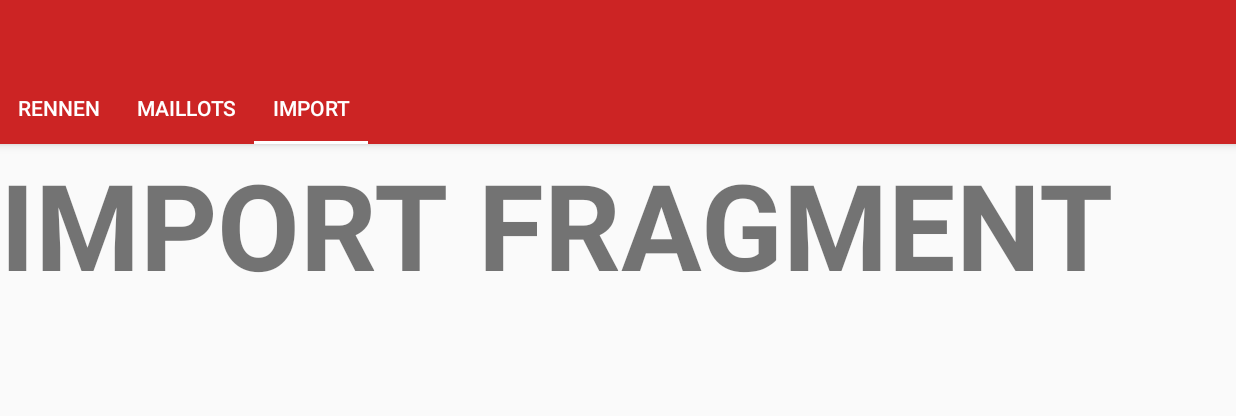
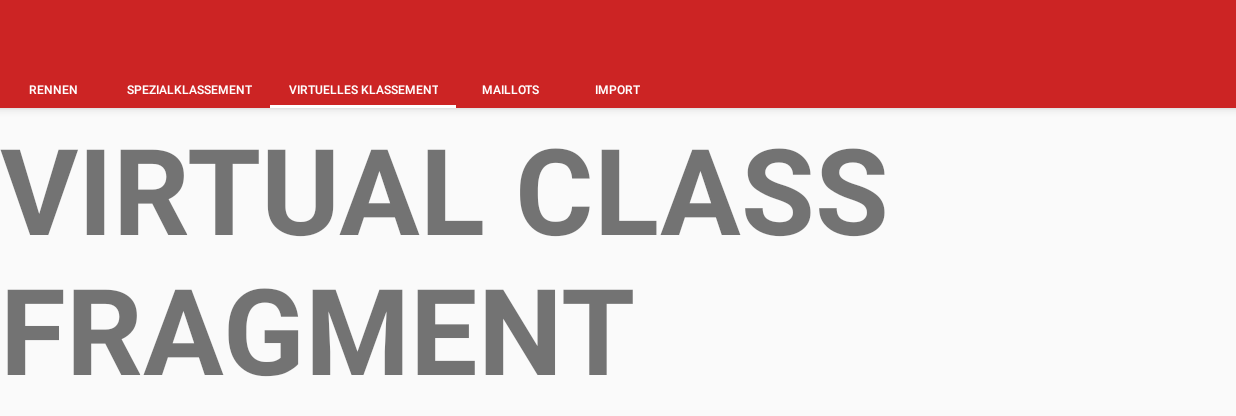
Before and after one commit to TourLive/app, an Android app: the screen it shows after launch (MainActivity), tab 3 chosen, on a phone screen of 824 x 412 dp (held sideways). Shown: the top 416 px of the screen. Run offline under Robolectric (Android 15) with nearby library versions, the phone set to English and light mode, and no system bars.

Commit message:
RADIOTOUR-73 Added main navigation to the app

```diff
--- a/app/src/main/java/ch/hsr/sa/radiotour/Presentation/Activites/MainActivity.java
+++ b/app/src/main/java/ch/hsr/sa/radiotour/Presentation/Activites/MainActivity.java
@@ -10,25 +10,25 @@ import ch.hsr.sa.radiotour.Controller.Adapter.ViewPageAdapter;
 import ch.hsr.sa.radiotour.Presentation.fragments.ImportFragment;
 import ch.hsr.sa.radiotour.Presentation.fragments.MaillotsFragment;
 import ch.hsr.sa.radiotour.Presentation.fragments.RaceFragment;
+import ch.hsr.sa.radiotour.Presentation.fragments.SpecialFragment;
+import ch.hsr.sa.radiotour.Presentation.fragments.VirtualClassFragment;
 import ch.hsr.sa.radiotour.R;
 
 public class MainActivity extends AppCompatActivity {
 
     @Override
     protected void onCreate(Bundle savedInstanceState) {
-        Log.v("TAG", "TEST");
         super.onCreate(savedInstanceState);
-        Log.v("TAG", "TEST");
         setContentView(R.layout.activity_main);
 
         ViewPager viewPager = (ViewPager) findViewById(R.id.viewpager);
         ViewPageAdapter viewPageAdapter = new ViewPageAdapter(getSupportFragmentManager());
 
         viewPageAdapter.addFragment(new RaceFragment(), getString(R.string.header_race));
+        viewPageAdapter.addFragment(new SpecialFragment(), getString(R.string.header_special_class));
+        viewPageAdapter.addFragment(new VirtualClassFragment(), getString(R.string.header_virtual_class));
         viewPageAdapter.addFragment(new MaillotsFragment(), getString(R.string.header_maillots));
         viewPageAdapter.addFragment(new ImportFragment(), getString(R.string.header_import_data));
-
-        Log.d("TAG", "TEST");
 
         viewPager.setAdapter(viewPageAdapter);
 
--- /dev/null
+++ b/app/src/main/java/ch/hsr/sa/radiotour/Presentation/fragments/SpecialFragment.java
@@ -0,0 +1,23 @@
+package ch.hsr.sa.radiotour.Presentation.fragments;
+
+import android.os.Bundle;
+import android.support.v4.app.Fragment;
+import android.util.Log;
+import android.view.LayoutInflater;
+import android.view.View;
+import android.view.ViewGroup;
+
+import ch.hsr.sa.radiotour.R;
+
+/**
+ * Created by Urs Forrer on 10.10.2017.
+ */
+
+public class SpecialFragment extends Fragment {
+    @Override
+    public View onCreateView(LayoutInflater inflater, ViewGroup container, Bundle savedInstanceState) {
+        Log.d("TAG","SpecialFragment onCreateView");
+        View root = inflater.inflate(R.layout.fragment_special, container, false);
+        return root;
+    }
+}
--- a/app/src/main/res/layout/activity_main.xml
+++ b/app/src/main/res/layout/activity_main.xml
@@ -19,12 +19,13 @@
         <android.support.design.widget.TabLayout
             android:id="@+id/tabs"
             android:layout_width="match_parent"
-            android:layout_height="wrap_content"
+            android:layout_height="24dp"
+            app:layout_scrollFlags="snap"
             app:tabIndicatorColor="@android:color/white"
             app:tabMode="scrollable"
-            app:tabTextColor="@android:color/white"
-            app:layout_scrollFlags="snap"
-            app:tabSelectedTextColor="@android:color/white">
+            app:tabSelectedTextColor="@android:color/white"
+            app:tabTextAppearance="@style/TabLayoutTextApperance"
+            app:tabTextColor="@android:color/white">
 
         </android.support.design.widget.TabLayout>
     </android.support.design.widget.AppBarLayout>
@@ -34,4 +35,6 @@
         app:layout_behavior="@string/appbar_scrolling_view_behavior"
         android:layout_width="match_parent"
         android:layout_height="wrap_content" />
+
+
 </android.support.design.widget.CoordinatorLayout>
--- /dev/null
+++ b/app/src/main/res/layout/fragment_virtualclass.xml
@@ -0,0 +1,13 @@
+<?xml version="1.0" encoding="utf-8"?>
+<LinearLayout xmlns:android="http://schemas.android.com/apk/res/android"
+    android:orientation="vertical" android:layout_width="match_parent"
+    android:layout_height="match_parent">
+
+    <TextView
+        android:id="@+id/textView_virtualclass"
+        android:layout_width="match_parent"
+        android:layout_height="wrap_content"
+        android:text="VIRTUAL CLASS FRAGMENT"
+        android:textSize="80sp"
+        android:textStyle="bold" />
+</LinearLayout>
--- a/app/src/main/res/values/styles.xml
+++ b/app/src/main/res/values/styles.xml
@@ -9,4 +9,8 @@
         <item name="android:navigationBarColor">@color/colorPrimary</item>
     </style>
 
+    <style name="TabLayoutTextApperance" parent="TextAppearance.Design.Tab">
+        <item name="android:textSize">8dp</item>
+    </style>
+
 </resources>
```
Also changed, not shown: app/src/main/java/ch/hsr/sa/radiotour/Presentation/fragments/VirtualClassFragment.java (added, +23 -0 lines), app/src/main/res/layout/fragment_special.xml (added, +13 -0 lines).
